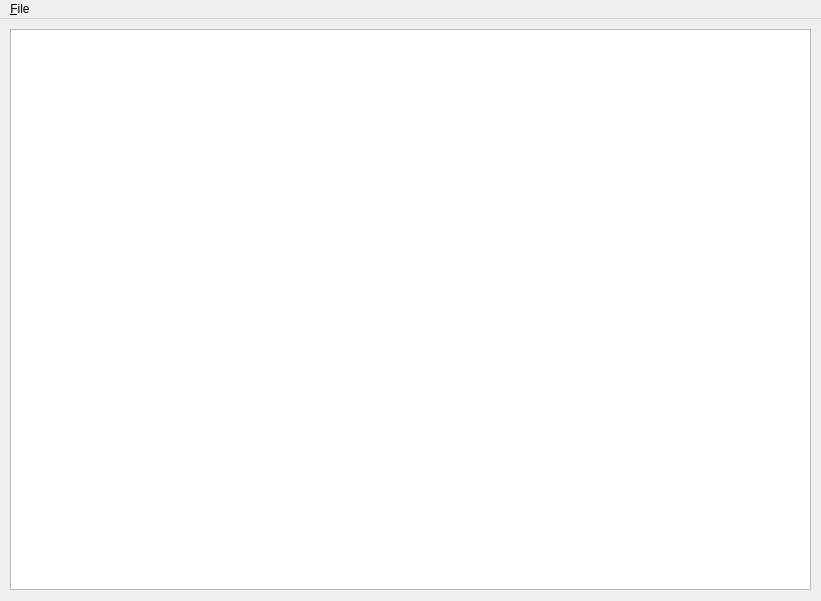
This is Chapterize.ui in oczkoisse/overdrive-chapterizer as Qt 5 draws it before an edit. The edited form follows.
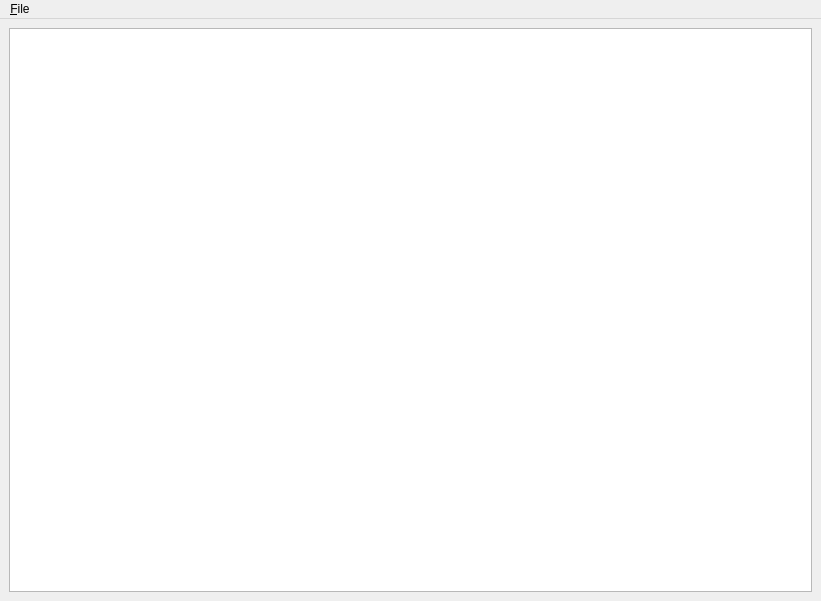
This is the edited form.

Commit message: Set main layout to horizontal

What changed in the file:
```diff
--- a/Chapterize.ui
+++ b/Chapterize.ui
@@ -14,16 +14,11 @@
    <string>Chapterize</string>
   </property>
   <widget class="QWidget" name="centralwidget">
-   <widget class="QTableView" name="chapterTable">
-    <property name="geometry">
-     <rect>
-      <x>10</x>
-      <y>10</y>
-      <width>801</width>
-      <height>561</height>
-     </rect>
-    </property>
-   </widget>
+   <layout class="QHBoxLayout" name="horizontalLayout">
+    <item>
+     <widget class="QTableView" name="chapterTable"/>
+    </item>
+   </layout>
   </widget>
   <widget class="QMenuBar" name="menubar">
    <property name="geometry">
```
The commit also changes 1 other file.
